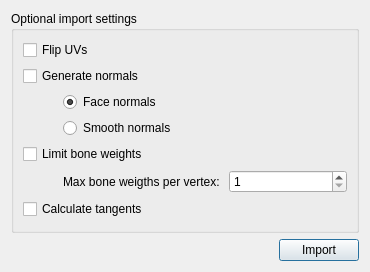
Old version of the form tools/axrconv/AXRConv/importdialog.ui in the repository Arclight-Team/Arclight.
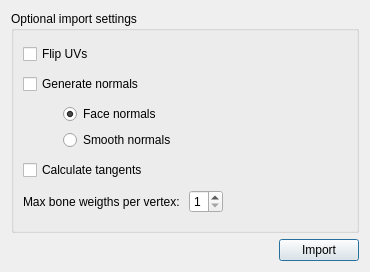
New version of the form.

The edit to the form file:
```diff
--- a/tools/axrconv/AXRConv/importdialog.ui
+++ b/tools/axrconv/AXRConv/importdialog.ui
@@ -90,30 +90,14 @@
        </layout>
       </item>
       <item>
-       <widget class="QCheckBox" name="weightLimitCheckBox">
+       <widget class="QCheckBox" name="calcTangentsCheckBox">
         <property name="text">
-         <string>Limit bone weights</string>
+         <string>Calculate tangents</string>
         </property>
        </widget>
       </item>
       <item>
        <layout class="QHBoxLayout" name="weightLimitHLayout">
-        <item>
-         <spacer name="weightLimitSpacer">
-          <property name="orientation">
-           <enum>Qt::Horizontal</enum>
-          </property>
-          <property name="sizeType">
-           <enum>QSizePolicy::Fixed</enum>
-          </property>
-          <property name="sizeHint" stdset="0">
-           <size>
-            <width>40</width>
-            <height>20</height>
-           </size>
-          </property>
-         </spacer>
-        </item>
         <item>
          <widget class="QLabel" name="weightLimitLabel">
           <property name="sizePolicy">
@@ -129,23 +113,35 @@
         </item>
         <item>
          <widget class="QSpinBox" name="weightLimitSpinBox">
+          <property name="sizePolicy">
+           <sizepolicy hsizetype="Fixed" vsizetype="Fixed">
+            <horstretch>0</horstretch>
+            <verstretch>0</verstretch>
+           </sizepolicy>
+          </property>
           <property name="minimum">
            <number>1</number>
           </property>
           <property name="maximum">
-           <number>32</number>
+           <number>4</number>
           </property>
          </widget>
         </item>
+        <item>
+         <spacer name="horizontalSpacer_3">
+          <property name="orientation">
+           <enum>Qt::Horizontal</enum>
+          </property>
+          <property name="sizeHint" stdset="0">
+           <size>
+            <width>40</width>
+            <height>20</height>
+           </size>
+          </property>
+         </spacer>
+        </item>
        </layout>
       </item>
-      <item>
-       <widget class="QCheckBox" name="calcTangentsCheckBox">
-        <property name="text">
-         <string>Calculate tangents</string>
-        </property>
-       </widget>
-      </item>
      </layout>
     </widget>
    </item>
```
Left out of the diff: 14 changed lines with no effect on the pictures.
